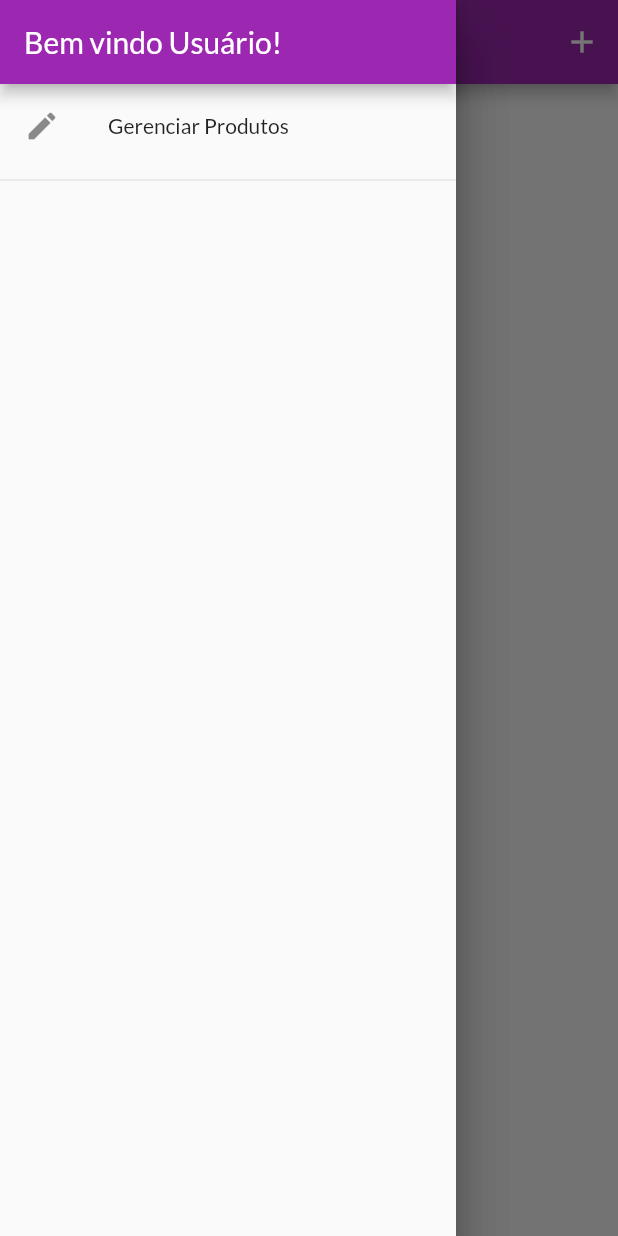
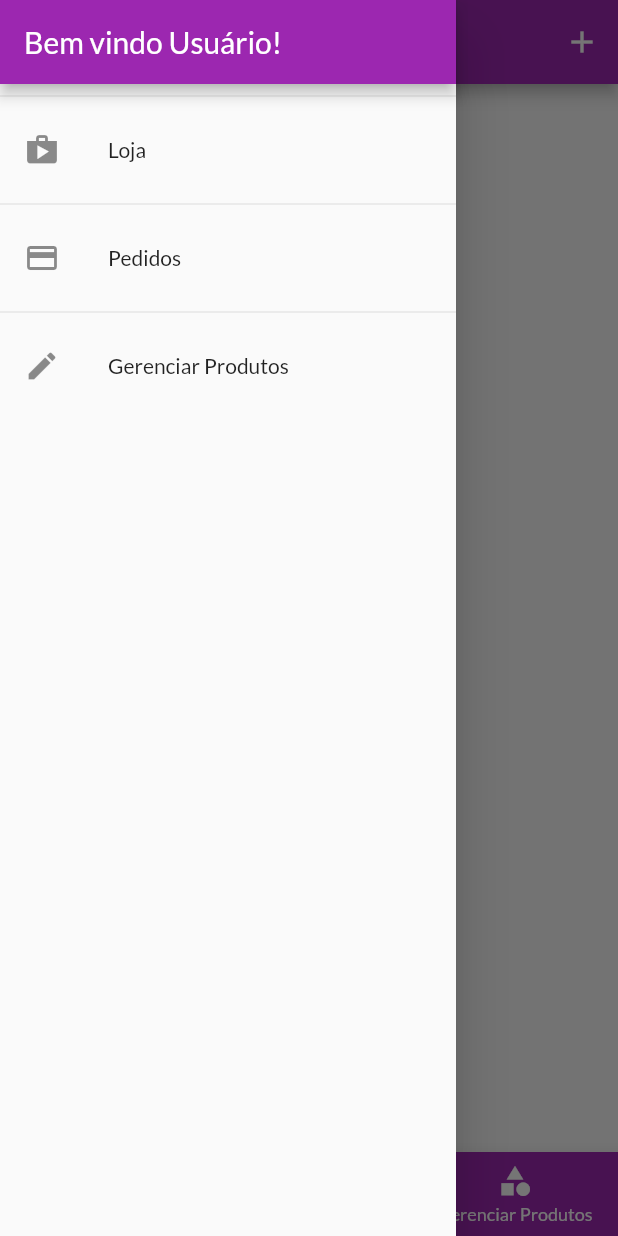
Before and after one commit to maycon7rocha/shop, a Flutter app: the ProductsScreen screen opened by its route, with the side drawer open, on a phone screen of 412 x 824 dp. Run offline on Flutter 3.47's test engine with Material 2 defaults, Android fonts, the phone set to English and light mode, and no system bars; network calls fail.

Commit message:
aula 286

```diff
--- a/lib/main.dart
+++ b/lib/main.dart
@@ -1,9 +1,10 @@
 import 'package:flutter/material.dart';
 import 'package:provider/provider.dart';
-import 'package:shop/views/tabs_screen.dart';
+import 'package:shop/views/products_overview_screen.dart';
 
 import './utils/app_routes.dart';
 
+import './views/auth_screen.dart';
 import './views/product_detail_screen.dart';
 import './views/cart_screen.dart';
 import './views/orders_screen.dart';
@@ -40,7 +41,8 @@ class MyApp extends StatelessWidget {
         ),
         // home: ProductOverviewScreen(),
         routes: {
-          AppRoutes.HOME: (ctx) => TabsScreen(),
+          AppRoutes.AUTH: (ctx) => AuthScreen(),
+          AppRoutes.HOME: (ctx) => ProductOverviewScreen(),
           AppRoutes.PRODUCT_DETAIL: (ctx) => ProductDetailScreen(),
           AppRoutes.CART: (ctx) => CartScreen(),
           AppRoutes.ORDERS: (ctx) => OrdersScreen(),
--- a/lib/utils/app_routes.dart
+++ b/lib/utils/app_routes.dart
@@ -1,5 +1,6 @@
 class AppRoutes {
-  static const HOME = '/';
+  static const AUTH = '/';
+  static const HOME = '/home';
   static const PRODUCT_DETAIL = '/product-detail';
   static const CART = '/cart';
   static const ORDERS = '/orders';
--- a/lib/views/orders_screen.dart
+++ b/lib/views/orders_screen.dart
@@ -1,5 +1,6 @@
 import 'package:flutter/material.dart';
 import 'package:provider/provider.dart';
+import 'package:shop/views/tabs_screen.dart';
 
 import '../widgets/app_drawer.dart';
 import '../providers/orders.dart';
@@ -47,6 +48,7 @@ class OrdersScreen extends StatelessWidget {
       //         itemCount: orders.itemsCount,
       //         itemBuilder: (ctx, i) => OrderWidget(orders.items[i]),
       //       ),
+      bottomNavigationBar: TabsScreen(),
     );
   }
 }
--- a/lib/views/products_overview_screen.dart
+++ b/lib/views/products_overview_screen.dart
@@ -1,6 +1,7 @@
 import 'package:flutter/material.dart';
 import 'package:provider/provider.dart';
 import 'package:shop/providers/products.dart';
+import 'package:shop/views/tabs_screen.dart';
 import '../widgets/product_grid.dart';
 import '../widgets/badge.dart';
 import '../widgets/app_drawer.dart';
@@ -82,10 +83,12 @@ class _ProductOverviewScreenState extends State<ProductOverviewScreen> {
               child: CircularProgressIndicator(),
             )
           : RefreshIndicator(
-            onRefresh: () => _refreshProducts(context),
+              onRefresh: () => _refreshProducts(context),
               child: ProductGrid(_showFavoriteOnly),
             ),
       drawer: AppDrawer(),
+      bottomNavigationBar: TabsScreen(),
+
     );
   }
 }
--- a/lib/views/products_screen.dart
+++ b/lib/views/products_screen.dart
@@ -1,10 +1,11 @@
 import 'package:flutter/material.dart';
 import 'package:provider/provider.dart';
+import 'package:shop/views/tabs_screen.dart';
+import 'package:shop/widgets/app_drawer.dart';
 
 import '../providers/products.dart';
 import '../widgets/product_item.dart';
 import '../utils/app_routes.dart';
-import './main_drawer.dart';
 
 class ProductsScreen extends StatelessWidget {
 
@@ -30,9 +31,7 @@ class ProductsScreen extends StatelessWidget {
           ),
         ],
       ),
-      drawer: Drawer(
-        child: MainDrawer(),
-      ),
+      drawer: AppDrawer(),
       body: RefreshIndicator(
         onRefresh: () => _refreshProducts(context),
         child: Padding(
@@ -48,6 +47,7 @@ class ProductsScreen extends StatelessWidget {
           ),
         ),
       ),
+      bottomNavigationBar: TabsScreen(),
     );
   }
 }
--- a/lib/views/tabs_screen.dart
+++ b/lib/views/tabs_screen.dart
@@ -1,11 +1,9 @@
 import 'package:flutter/material.dart';
 import 'package:shop/views/orders_screen.dart';
 import 'package:shop/views/products_overview_screen.dart';
-import './main_drawer.dart';
-
+import 'package:shop/views/products_screen.dart';
 
 class TabsScreen extends StatefulWidget {
-
   @override
   _TabsScreenState createState() => _TabsScreenState();
 }
@@ -27,6 +25,10 @@ class _TabsScreenState extends State<TabsScreen> {
         'title': 'Meus Pedidos',
         'screen': OrdersScreen(),
       },
+      {
+        'title': 'Gerenciar Produtos',
+        'screen': ProductsScreen(),
+      },
     ];
   }
 
@@ -38,18 +40,12 @@ class _TabsScreenState extends State<TabsScreen> {
 
   @override
   Widget build(BuildContext context) {
-    return Scaffold(
-
-      drawer: Drawer(
-        child: MainDrawer(),
-      ),
-      body: _screens[_selectedScreenIndex]['screen'],
-      bottomNavigationBar: BottomNavigationBar(
-        onTap: _selectScreen,
+    return BottomNavigationBar(
       backgroundColor: Theme.of(context).primaryColor,
       unselectedItemColor: Colors.white,
       selectedItemColor: Theme.of(context).accentColor,
       currentIndex: _selectedScreenIndex,
+      onTap: _selectScreen,
       items: [
         BottomNavigationBarItem(
           icon: Icon(Icons.shop),
@@ -58,9 +54,12 @@ class _TabsScreenState extends State<TabsScreen> {
         BottomNavigationBarItem(
           icon: Icon(Icons.shopping_cart),
           label: 'Meus Pedidos',
-          )
+        ),
+        BottomNavigationBarItem(
+          icon: Icon(Icons.category),
+          label: 'Gerenciar Produtos',
+        ),
       ],
-      ),
     );
   }
 }
--- a/lib/widgets/app_drawer.dart
+++ b/lib/widgets/app_drawer.dart
@@ -11,6 +11,27 @@ class AppDrawer extends StatelessWidget {
             title: Text('Bem vindo Usuário!'),
             automaticallyImplyLeading: false,
           ),
+          Divider(),
+          ListTile(
+            leading: Icon(Icons.shop),
+            title: Text('Loja'),
+            onTap: () {
+              Navigator.of(context).pushReplacementNamed(
+                AppRoutes.HOME,
+              );
+            },
+          ),
+          Divider(),
+          ListTile(
+            leading: Icon(Icons.payment),
+            title: Text('Pedidos'),
+            onTap: () {
+              Navigator.of(context).pushReplacementNamed(
+                AppRoutes.ORDERS,
+              );
+            },
+          ),
+          Divider(),
           ListTile(
             leading: Icon(Icons.edit),
             title: Text('Gerenciar Produtos'),
@@ -20,7 +41,6 @@ class AppDrawer extends StatelessWidget {
               );
             },
           ),
-          Divider(),
         ],
       ),
     );
```
Also changed, not shown: lib/views/auth_screen.dart (added, +31 -0 lines), lib/views/main_drawer.dart (deleted, +0 -27 lines). Lines whose indentation alone changed are shown as unchanged.
